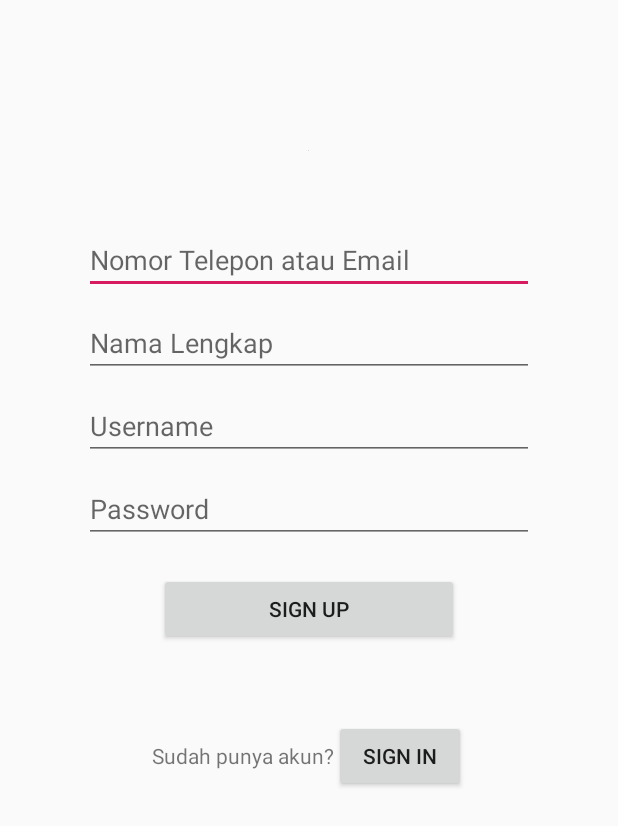
After one commit to BenyaminDoni/GundamHobby, an Android app: the layout fragment_sign_up.xml on its own in the app's theme, with its tools: preview values and no code run, on a phone screen of 412 x 824 dp. The commit adds this screen. Shown: the top 826 px of the screen. Run offline under Robolectric (Android 15) with nearby library versions, the phone set to English and light mode, and no system bars.

Commit message:
Update UI Sign Up page

```diff
--- a/app/build.gradle
+++ b/app/build.gradle
@@ -23,6 +23,7 @@ dependencies {
     implementation fileTree(dir: 'libs', include: ['*.jar'])
     implementation 'androidx.appcompat:appcompat:1.1.0'
     implementation 'androidx.constraintlayout:constraintlayout:1.1.3'
+    implementation 'androidx.legacy:legacy-support-v4:1.0.0'
     testImplementation 'junit:junit:4.12'
     androidTestImplementation 'androidx.test:runner:1.2.0'
     androidTestImplementation 'androidx.test.espresso:espresso-core:3.2.0'
--- a/app/src/main/res/layout/activity_main.xml
+++ b/app/src/main/res/layout/activity_main.xml
@@ -13,7 +13,7 @@
         android:layout_height="wrap_content"
         android:layout_gravity="center"
         android:layout_marginTop="100dp"
-        android:layout_marginBottom="100dp"
+        android:layout_marginBottom="70dp"
         tools:srcCompat="@tools:sample/avatars[0]" />
 
     <EditText
@@ -39,7 +39,7 @@
         android:layout_width="200dp"
         android:layout_height="wrap_content"
         android:layout_gravity="center"
-        android:layout_marginBottom="50dp"
+        android:layout_marginBottom="70dp"
         android:text="Sign In" />
 
     <LinearLayout
--- /dev/null
+++ b/app/src/main/res/layout/fragment_sign_up.xml
@@ -0,0 +1,86 @@
+<?xml version="1.0" encoding="utf-8"?>
+<FrameLayout xmlns:android="http://schemas.android.com/apk/res/android"
+    xmlns:tools="http://schemas.android.com/tools"
+    android:layout_width="match_parent"
+    android:layout_height="match_parent"
+    tools:context=".SignUpFragment">
+
+    <LinearLayout
+        android:layout_width="match_parent"
+        android:layout_height="match_parent"
+        android:orientation="vertical">
+        <ImageView
+            android:id="@+id/imageView"
+            android:layout_width="wrap_content"
+            android:layout_height="wrap_content"
+            android:layout_gravity="center"
+            android:layout_marginTop="100dp"
+            android:layout_marginBottom="50dp"
+            tools:srcCompat="@tools:sample/avatars[0]" />
+
+        <EditText
+            android:id="@+id/emailTxt"
+            android:layout_width="300dp"
+            android:layout_height="wrap_content"
+            android:layout_marginBottom="10dp"
+            android:layout_gravity="center"
+            android:hint="Nomor Telepon atau Email" />
+
+        <EditText
+            android:id="@+id/namaTxt"
+            android:layout_width="300dp"
+            android:layout_height="wrap_content"
+            android:layout_marginBottom="10dp"
+            android:layout_gravity="center"
+            android:hint="Nama Lengkap" />
+
+        <EditText
+            android:id="@+id/usernameTxt"
+            android:layout_width="300dp"
+            android:layout_height="wrap_content"
+            android:layout_marginBottom="10dp"
+            android:layout_gravity="center"
+            android:hint="Username" />
+
+        <EditText
+            android:id="@+id/editPass"
+            android:layout_width="300dp"
+            android:layout_height="wrap_content"
+            android:layout_marginBottom="20dp"
+            android:ems="10"
+            android:layout_gravity="center"
+            android:hint="Password"
+            android:inputType="textPassword" />
+
+        <Button
+            android:id="@+id/btnLogin"
+            android:layout_width="200dp"
+            android:layout_height="wrap_content"
+            android:layout_gravity="center"
+            android:layout_marginBottom="50dp"
+            android:text="Sign Up" />
+
+        <LinearLayout
+            android:layout_width="wrap_content"
+            android:layout_height="wrap_content"
+            android:layout_gravity="center"
+            android:orientation="horizontal">
+
+            <TextView
+                android:id="@+id/textView"
+                android:layout_width="wrap_content"
+                android:layout_height="wrap_content"
+                android:layout_weight="1"
+                android:text="Sudah punya akun?" />
+
+            <Button
+                android:id="@+id/button2"
+                android:layout_width="wrap_content"
+                android:layout_height="wrap_content"
+                android:layout_weight="1"
+                android:text="Sign In" />
+        </LinearLayout>
+
+    </LinearLayout>
+
+</FrameLayout>
--- a/app/src/main/res/values/strings.xml
+++ b/app/src/main/res/values/strings.xml
@@ -1,3 +1,6 @@
 <resources>
     <string name="app_name">My Application</string>
+
+    <!-- TODO: Remove or change this placeholder text -->
+    <string name="hello_blank_fragment">Hello blank fragment</string>
 </resources>
```
Also changed, not shown: app/src/main/java/com/example/myapplication/SignUpFragment.java (added, +110 -0 lines).
